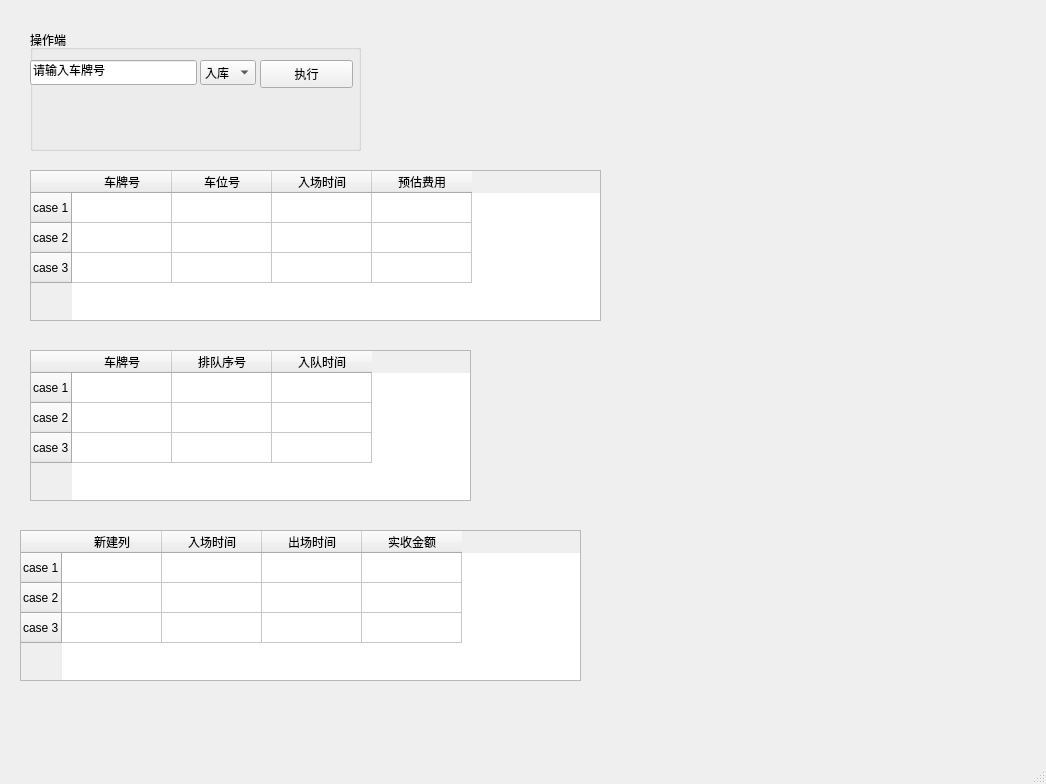
Old version of the form mainwindow.ui in the repository Baiyeoo/PackingSystem.
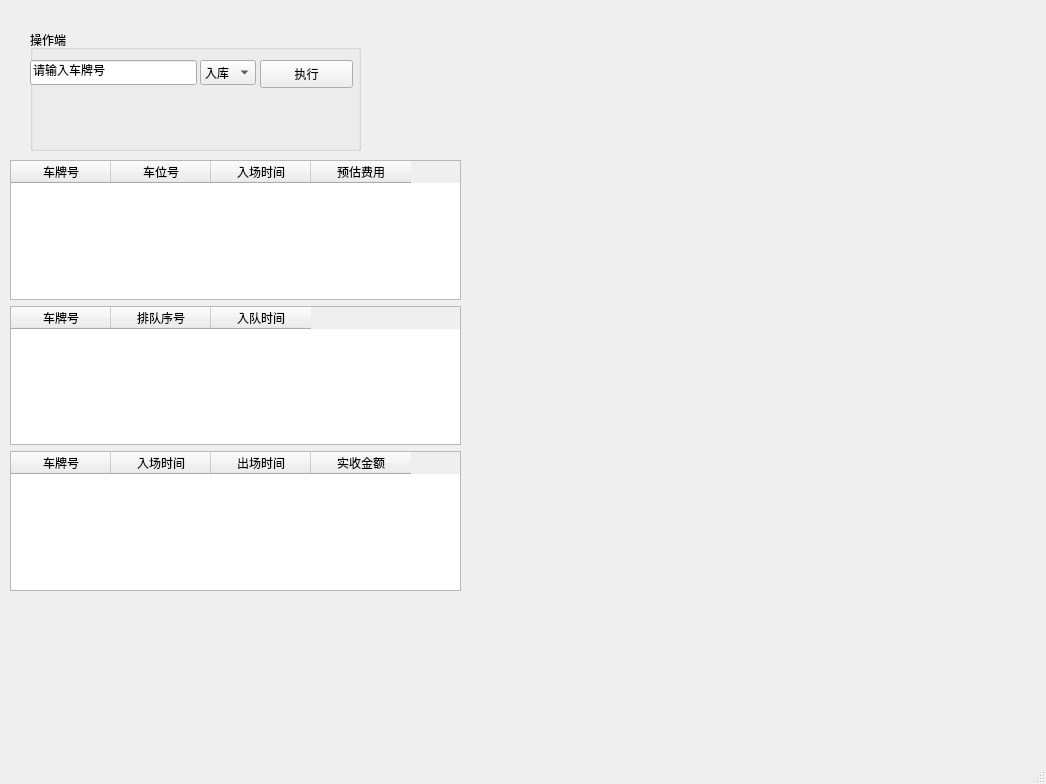
New version of the form.

Commit message: feat: initial spot grid UI

Diff of the .ui file:
```diff
--- a/mainwindow.ui
+++ b/mainwindow.ui
@@ -73,51 +73,6 @@
      </property>
     </widget>
    </widget>
-   <widget class="QTableWidget" name="table_parking">
-    <property name="geometry">
-     <rect>
-      <x>30</x>
-      <y>170</y>
-      <width>571</width>
-      <height>151</height>
-     </rect>
-    </property>
-    <row>
-     <property name="text">
-      <string>case 1</string>
-     </property>
-    </row>
-    <row>
-     <property name="text">
-      <string>case 2</string>
-     </property>
-    </row>
-    <row>
-     <property name="text">
-      <string>case 3</string>
-     </property>
-    </row>
-    <column>
-     <property name="text">
-      <string>车牌号</string>
-     </property>
-    </column>
-    <column>
-     <property name="text">
-      <string>车位号</string>
-     </property>
-    </column>
-    <column>
-     <property name="text">
-      <string>入场时间</string>
-     </property>
-    </column>
-    <column>
-     <property name="text">
-      <string>预估费用</string>
-     </property>
-    </column>
-   </widget>
    <widget class="QLabel" name="messege">
     <property name="geometry">
      <rect>
@@ -131,30 +86,42 @@
      <string/>
     </property>
    </widget>
-   <widget class="QTableWidget" name="table_queue">
+   <widget class="QWidget" name="verticalLayoutWidget">
     <property name="geometry">
      <rect>
-      <x>30</x>
-      <y>350</y>
-      <width>441</width>
-      <height>151</height>
+      <x>10</x>
+      <y>160</y>
+      <width>451</width>
+      <height>431</height>
      </rect>
     </property>
-    <row>
+    <layout class="QVBoxLayout" name="verticalLayout">
+     <item>
+      <widget class="QTableWidget" name="table_parking">
+       <column>
      <property name="text">
-      <string>case 1</string>
-     </property>
-    </row>
-    <row>
+         <string>车牌号</string>
+        </property>
+       </column>
+       <column>
      <property name="text">
-      <string>case 2</string>
-     </property>
-    </row>
-    <row>
+         <string>车位号</string>
+        </property>
+       </column>
+       <column>
      <property name="text">
-      <string>case 3</string>
-     </property>
-    </row>
+         <string>入场时间</string>
+        </property>
+       </column>
+       <column>
+        <property name="text">
+         <string>预估费用</string>
+        </property>
+       </column>
+      </widget>
+     </item>
+     <item>
+      <widget class="QTableWidget" name="table_deque">
     <column>
      <property name="text">
       <string>车牌号</string>
@@ -171,33 +138,12 @@
      </property>
     </column>
    </widget>
+     </item>
+     <item>
    <widget class="QTableWidget" name="table_history">
-    <property name="geometry">
-     <rect>
-      <x>20</x>
-      <y>530</y>
-      <width>561</width>
-      <height>151</height>
-     </rect>
-    </property>
-    <row>
-     <property name="text">
-      <string>case 1</string>
-     </property>
-    </row>
-    <row>
-     <property name="text">
-      <string>case 2</string>
-     </property>
-    </row>
-    <row>
-     <property name="text">
-      <string>case 3</string>
-     </property>
-    </row>
     <column>
      <property name="text">
-      <string>新建列</string>
+         <string>车牌号</string>
      </property>
     </column>
     <column>
@@ -215,6 +161,20 @@
       <string>实收金额</string>
      </property>
     </column>
+      </widget>
+     </item>
+    </layout>
+   </widget>
+   <widget class="QWidget" name="gridLayoutWidget">
+    <property name="geometry">
+     <rect>
+      <x>530</x>
+      <y>160</y>
+      <width>421</width>
+      <height>431</height>
+     </rect>
+    </property>
+    <layout class="QGridLayout" name="gridLayout"/>
    </widget>
   </widget>
   <widget class="QStatusBar" name="statusbar"/>
```
Lines whose indentation alone changed are shown as unchanged. The commit also changes 2 other files.
